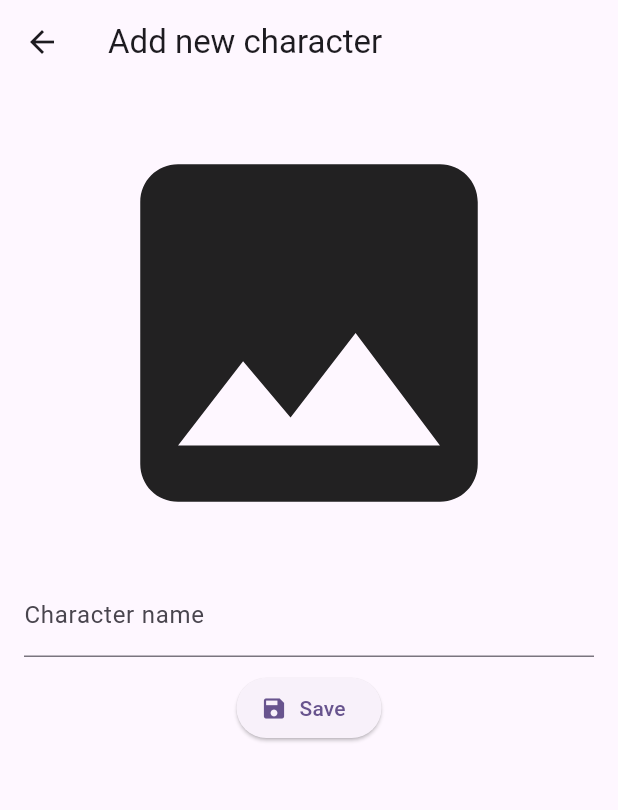
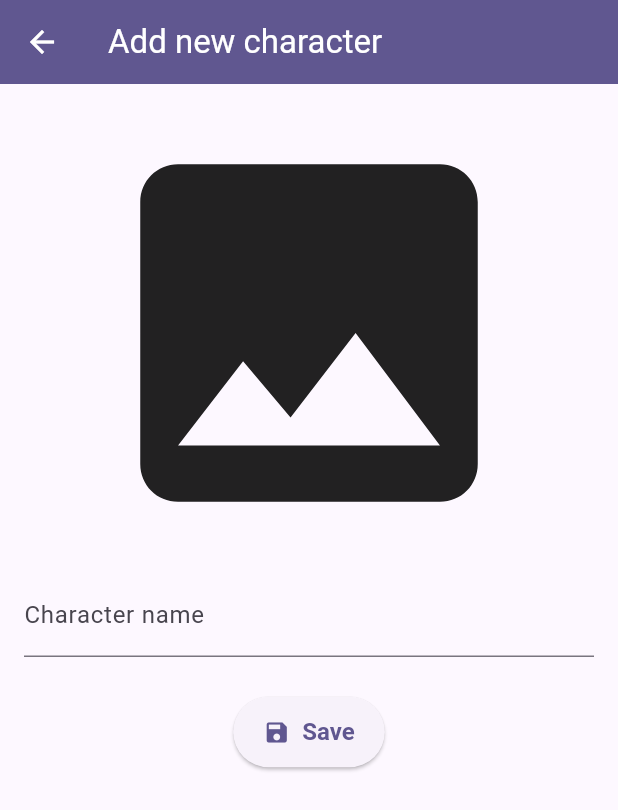
Before and after one commit to alexS317/comfort_zone_remake, a Flutter app: the screen it shows after launch, on a phone screen of 412 x 824 dp. Shown: the top 810 px of the screen. Run offline on Flutter 3.47's test engine with Material 2 defaults, Android fonts, the phone set to English and light mode, and no system bars; our stand-ins replace flutter_riverpod, image_picker, sqflite; accounts and stored records are empty.

Commit message:
added styling and colour themes for light and dark mode

```diff
--- a/lib/main.dart
+++ b/lib/main.dart
@@ -13,13 +13,86 @@ class MyApp extends StatelessWidget {
 
   @override
   Widget build(BuildContext context) {
+    const Color seedColor = Color.fromARGB(255, 87, 62, 194);
+
+    final lightColors = ColorScheme.fromSeed(
+      brightness: Brightness.light,
+      seedColor: seedColor,
+    );
+
+    final darkColors = ColorScheme.fromSeed(
+      brightness: Brightness.dark,
+      seedColor: seedColor,
+    );
+
+    final lightTheme = ThemeData(
+      colorScheme: lightColors,
+      appBarTheme: AppBarTheme(
+        backgroundColor: lightColors.primary,
+        foregroundColor: lightColors.onPrimary,
+      ),
+      elevatedButtonTheme: const ElevatedButtonThemeData(
+        style: ButtonStyle(
+          padding: MaterialStatePropertyAll(
+            EdgeInsets.symmetric(
+              vertical: 14.0,
+              horizontal: 20.0,
+            ),
+          ),
+          textStyle: MaterialStatePropertyAll(
+            TextStyle(
+              fontSize: 16,
+              fontWeight: FontWeight.w600,
+            ),
+          ),
+        ),
+      ),
+      textTheme: const TextTheme(
+        titleMedium: TextStyle(
+          fontSize: 20,
+          fontWeight: FontWeight.bold,
+        ),
+      ),
+      useMaterial3: true,
+    );
+
+    final darkTheme = ThemeData(
+      colorScheme: darkColors,
+      appBarTheme: AppBarTheme(
+        backgroundColor: darkColors.primary,
+        foregroundColor: darkColors.onPrimary,
+      ),
+      elevatedButtonTheme: const ElevatedButtonThemeData(
+        style: ButtonStyle(
+          padding: MaterialStatePropertyAll(
+            EdgeInsets.symmetric(
+              vertical: 14.0,
+              horizontal: 20.0,
+            ),
+          ),
+          textStyle: MaterialStatePropertyAll(
+            TextStyle(
+              fontSize: 16,
+              fontWeight: FontWeight.w600,
+            ),
+          ),
+        ),
+      ),
+      textTheme: const TextTheme(
+        titleMedium: TextStyle(
+          fontSize: 20,
+          fontWeight: FontWeight.bold,
+        ),
+      ),
+      useMaterial3: true,
+    );
+
     return ProviderScope(
       child: MaterialApp(
         title: 'Comfort Zone',
-        theme: ThemeData(
-          colorScheme: ColorScheme.fromSeed(seedColor: Colors.deepPurple),
-          useMaterial3: true,
-        ),
+        theme: lightTheme,
+        darkTheme: darkTheme,
+        themeMode: ThemeMode.system,
         home: const HomeAffirmationScreen(),
       ),
     );
--- a/lib/screens/add_character.dart
+++ b/lib/screens/add_character.dart
@@ -106,7 +106,7 @@ class _AddCharacterScreenState extends ConsumerState<AddCharacterScreen> {
                 labelText: 'Character name',
               ),
             ),
-            const SizedBox(height: 10),
+            const SizedBox(height: 26),
             // Save button
             ElevatedButton.icon(
               onPressed: () {
--- a/lib/screens/character_gallery.dart
+++ b/lib/screens/character_gallery.dart
@@ -55,14 +55,14 @@ class _CharacterGalleryScreenState
               }),
           // Add button
           Positioned(
-            right: 10,
+            right: 20,
             bottom: 20,
             child: IconButton.filled(
               onPressed: () {
                 _addCharacterEntry(context);
               },
               icon: const Icon(Icons.add),
-              iconSize: 30,
+              iconSize: 40,
             ),
           ),
         ],
```
Also changed, not shown: lib/screens/character_details.dart (+24 -6 lines), lib/screens/home_affirmation.dart (+7 -6 lines), lib/widgets/random_character.dart (+12 -1 lines), pubspec.lock.
